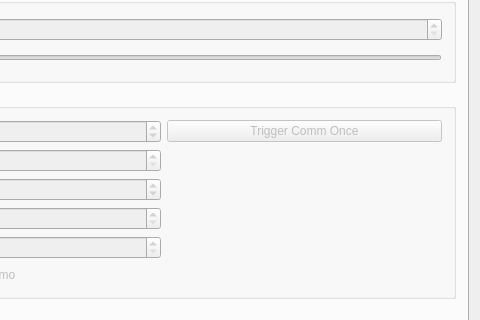
This is source/qgovernor/mainwindow.ui in esden/open-bldc as Qt 5 draws it before an edit; both pictures show x 434 to 914 and y 112 to 432 of the 914 by 668 pixel window. The edited form follows.
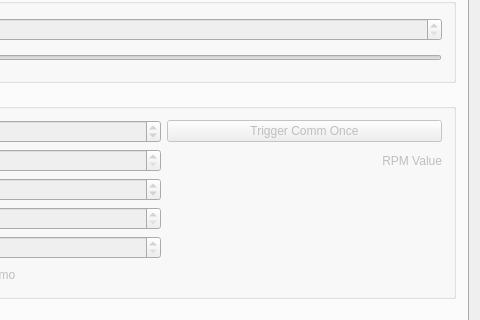
This is the edited form. Icons and pictures are not drawn.

Commit message: Added RPM output to qgovernor bldc tab.

```diff
--- a/source/qgovernor/mainwindow.ui
+++ b/source/qgovernor/mainwindow.ui
@@ -183,6 +183,16 @@
              </property>
             </widget>
            </item>
+           <item row="4" column="4">
+            <widget class="QLabel" name="RPMValueLabel">
+             <property name="text">
+              <string>RPM Value</string>
+             </property>
+             <property name="alignment">
+              <set>Qt::AlignRight|Qt::AlignTrailing|Qt::AlignVCenter</set>
+             </property>
+            </widget>
+           </item>
           </layout>
          </widget>
         </item>
```
Left out of the diff: 8 changed lines with no effect on the pictures. The commit also changes 1 other file.
